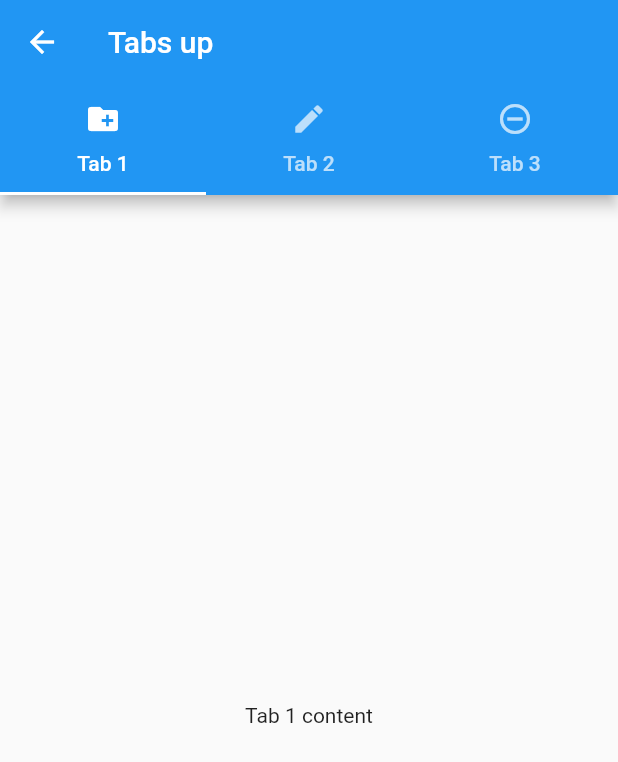
After one commit to vndly/flutter-library, a Flutter app: the TabsScreen screen opened directly, after a tap on "Up", on a phone screen of 412 x 824 dp. The commit adds this screen. Shown: the top 762 px of the screen. Run offline on Flutter 3.47's test engine with Material 2 defaults, Android fonts, the phone set to English and light mode, and no system bars.

Commit message:
Added tabs exampple

```diff
--- a/lib/screens/home/home_screen.dart
+++ b/lib/screens/home/home_screen.dart
@@ -3,6 +3,7 @@ import 'package:flutter_library/screens/dialog/dialog_screen.dart';
 import 'package:flutter_library/screens/drawer/drawer_screen.dart';
 import 'package:flutter_library/screens/mvp/mvp_screen.dart';
 import 'package:flutter_library/screens/navigation/navigation_screen.dart';
+import 'package:flutter_library/screens/tabs/tabs_screen.dart';
 import 'package:flutter_library/screens/toast/toast_screen.dart';
 import 'home_item.dart';
 
@@ -12,7 +13,8 @@ class HomeScreen extends StatelessWidget {
     HomeItem('Dialog', (context) => DialogScreen()),
     HomeItem('Toast', (context) => ToastScreen()),
     HomeItem('Navigation', (context) => NavigationScreen()),
-    HomeItem('Drawer', (context) => DrawerScreen())
+    HomeItem('Drawer', (context) => DrawerScreen()),
+    HomeItem('Tabs', (context) => TabsScreen()),
   ];
 
   void _onItemSelected(BuildContext context, HomeItem item) {
--- /dev/null
+++ b/lib/screens/tabs/tabs_screen.dart
@@ -0,0 +1,35 @@
+import 'package:flutter/material.dart';
+import 'tabs_up_screen.dart';
+
+class TabsScreen extends StatelessWidget {
+  @override
+  Widget build(BuildContext context) {
+    return Scaffold(
+      appBar: AppBar(
+        title: Text('Tabs'),
+      ),
+      body: Center(
+        child: Column(
+          children: [
+            RaisedButton(
+              onPressed: () => Navigator.of(context).push(
+                    MaterialPageRoute(
+                      builder: (context) => new TabsUpScreen(),
+                    ),
+                  ),
+              child: Text('Up'),
+            ),
+            RaisedButton(
+              onPressed: () => Navigator.of(context).push(
+                    MaterialPageRoute(
+                      builder: (context) => new TabsUpScreen(),
+                    ),
+                  ),
+              child: Text('Down'),
+            ),
+          ],
+        ),
+      ),
+    );
+  }
+}
--- /dev/null
+++ b/lib/screens/tabs/tabs_up_screen.dart
@@ -0,0 +1,44 @@
+import 'package:flutter/material.dart';
+
+class TabsUpScreen extends StatelessWidget {
+  @override
+  Widget build(BuildContext context) {
+    return DefaultTabController(
+      length: 3,
+      child: Scaffold(
+        appBar: AppBar(
+          title: Text('Tabs up'),
+          bottom: TabBar(
+            tabs: [
+              Tab(
+                text: 'Tab 1',
+                icon: Icon(Icons.create_new_folder),
+              ),
+              Tab(
+                text: 'Tab 2',
+                icon: Icon(Icons.edit),
+              ),
+              Tab(
+                text: 'Tab 3',
+                icon: Icon(Icons.remove_circle_outline),
+              ),
+            ],
+          ),
+        ),
+        body: TabBarView(
+          children: [
+            Center(
+              child: Text('Tab 1 content'),
+            ),
+            Center(
+              child: Text('Tab 2 content'),
+            ),
+            Center(
+              child: Text('Tab 3 content'),
+            ),
+          ],
+        ),
+      ),
+    );
+  }
+}
```
